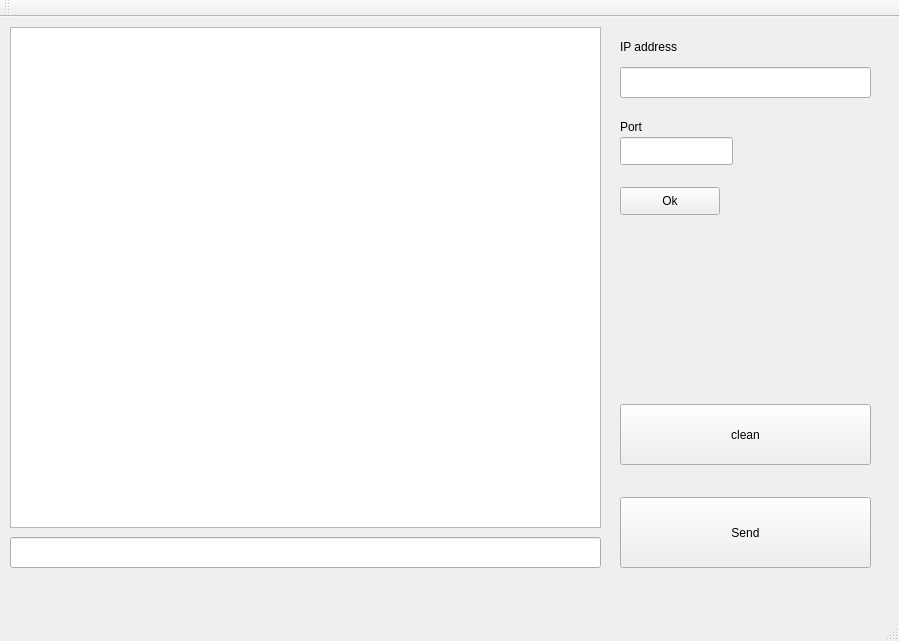
The window that mainwindow.ui (kengsini250/QtClient) describes before a commit, drawn with Qt 5.
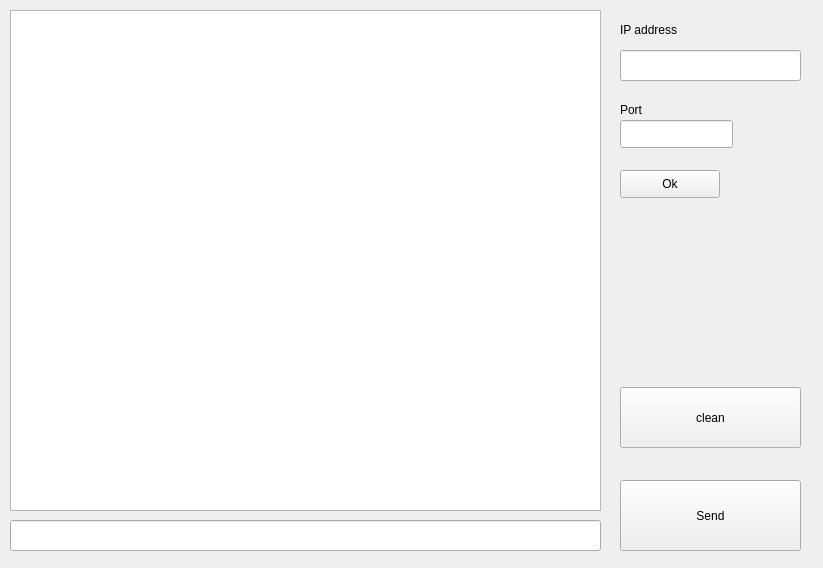
The same window after the commit.

What changed in the file:
```diff
--- a/mainwindow.ui
+++ b/mainwindow.ui
@@ -6,8 +6,8 @@
    <rect>
     <x>0</x>
     <y>0</y>
-    <width>899</width>
-    <height>641</height>
+    <width>823</width>
+    <height>568</height>
    </rect>
   </property>
   <property name="windowTitle">
@@ -39,7 +39,7 @@
      <rect>
       <x>620</x>
       <y>480</y>
-      <width>251</width>
+      <width>181</width>
       <height>71</height>
      </rect>
     </property>
@@ -52,7 +52,7 @@
      <rect>
       <x>620</x>
       <y>50</y>
-      <width>251</width>
+      <width>181</width>
       <height>31</height>
      </rect>
     </property>
@@ -111,7 +111,7 @@
      <rect>
       <x>620</x>
       <y>387</y>
-      <width>251</width>
+      <width>181</width>
       <height>61</height>
      </rect>
     </property>
@@ -120,25 +120,6 @@
     </property>
    </widget>
   </widget>
-  <widget class="QMenuBar" name="menuBar">
-   <property name="geometry">
-    <rect>
-     <x>0</x>
-     <y>0</y>
-     <width>899</width>
-     <height>31</height>
-    </rect>
-   </property>
-  </widget>
-  <widget class="QToolBar" name="mainToolBar">
-   <attribute name="toolBarArea">
-    <enum>TopToolBarArea</enum>
-   </attribute>
-   <attribute name="toolBarBreak">
-    <bool>false</bool>
-   </attribute>
-  </widget>
-  <widget class="QStatusBar" name="statusBar"/>
  </widget>
  <layoutdefault spacing="6" margin="11"/>
  <resources/>
```
